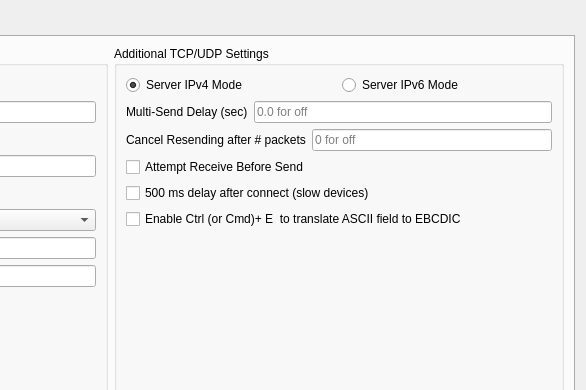
The window that src/settings.ui (dannagle/PacketSender) describes before a commit, drawn with Qt 5; both pictures show x 364 to 950 and y 0 to 390 of the 950 by 545 pixel window.
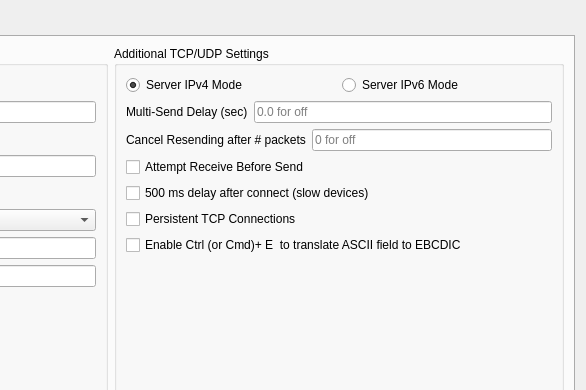
The same window after the commit.

Commit message: Persistent TCP is now saved.

Diff of the .ui file:
```diff
--- a/src/settings.ui
+++ b/src/settings.ui
@@ -358,6 +358,13 @@
             </property>
            </widget>
           </item>
+          <item>
+           <widget class="QCheckBox" name="persistentTCPCheck">
+            <property name="text">
+             <string>Persistent TCP Connections</string>
+            </property>
+           </widget>
+          </item>
           <item>
            <widget class="QCheckBox" name="asciiEditTranslateEBCDICCheck">
             <property name="text">
```
Left out of the diff: 1 changed line with no effect on the pictures. The commit also changes 2 other files.
